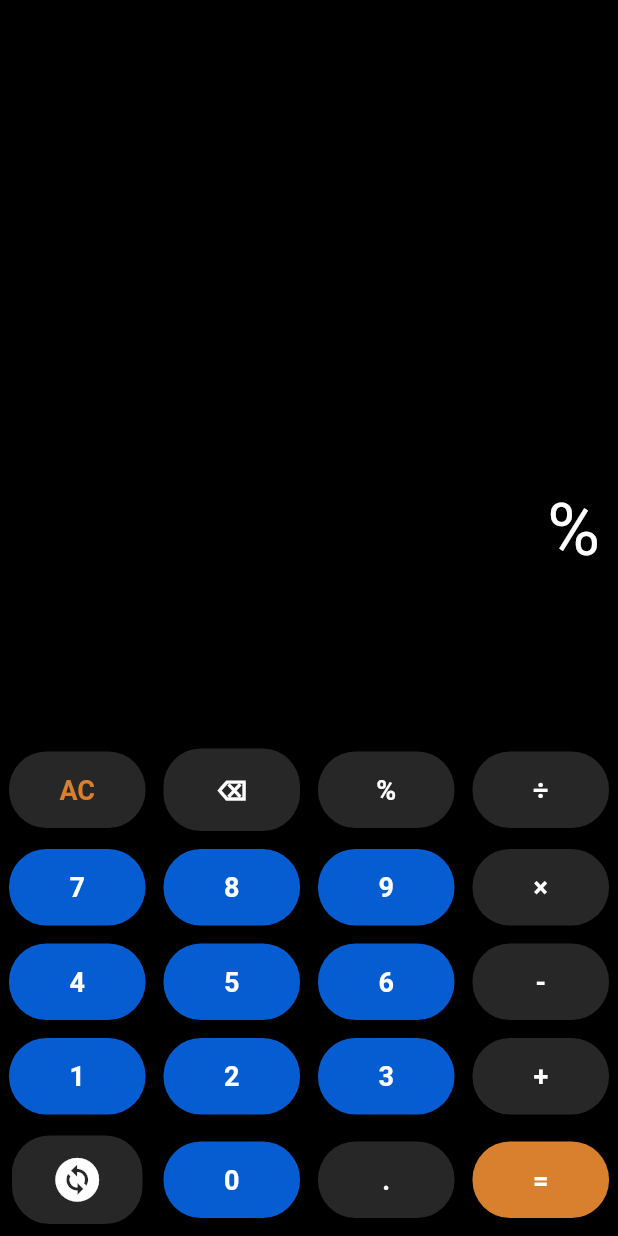
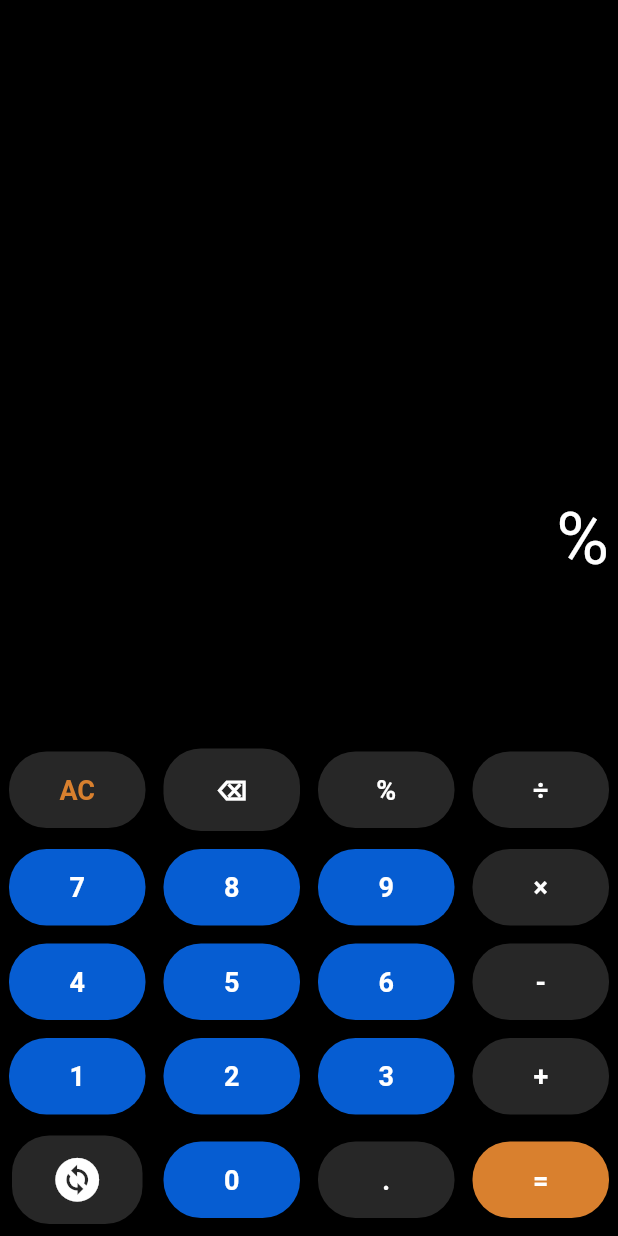
Before and after one commit to git-ADG/Flutter-Calculator-for-E-Cell, a Flutter app: the screen it shows after launch, after a tap on an icon or button, on a phone screen of 412 x 824 dp. Run offline on Flutter 3.47's test engine with Material 2 defaults, Android fonts, the phone set to English and light mode, and no system bars; our stand-ins replace math_expressions.

Commit message:
fixed bottom overflow issue in some older devices

```diff
--- a/lib/calculator.dart
+++ b/lib/calculator.dart
@@ -73,7 +73,7 @@ class _CalculatorState extends State<Calculator> {
           Expanded(
               child: Container(
             width: double.infinity,
-            padding: const EdgeInsets.all(12),
+            padding: const EdgeInsets.all(6),
             child: Column(
               mainAxisAlignment: MainAxisAlignment.end,
               crossAxisAlignment: CrossAxisAlignment.end,
```
